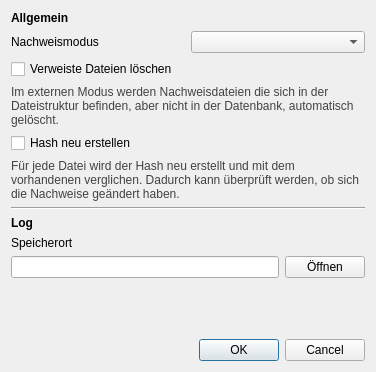
First picture: the form in ui/qmcertificateintegritycheckdialog.ui, repository Christian-Kr/QualificationMatrix, before the edit.
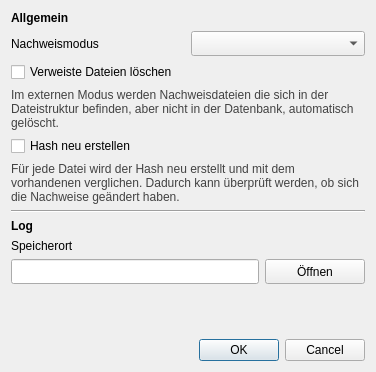
Second picture: the form after the edit.

Patch:
```diff
--- a/ui/qmcertificateintegritycheckdialog.ui
+++ b/ui/qmcertificateintegritycheckdialog.ui
@@ -94,7 +94,14 @@
     </spacer>
    </item>
    <item row="1" column="1">
-    <widget class="QComboBox" name="cbCertificateMode"/>
+    <widget class="QComboBox" name="cbCertificateMode">
+     <property name="minimumSize">
+      <size>
+       <width>0</width>
+       <height>25</height>
+      </size>
+     </property>
+    </widget>
    </item>
    <item row="2" column="0" colspan="2">
     <layout class="QVBoxLayout" name="verticalLayout">
@@ -129,7 +136,6 @@
     <widget class="QLabel" name="label_3">
      <property name="font">
       <font>
-       <weight>75</weight>
        <bold>true</bold>
       </font>
      </property>
@@ -142,6 +148,12 @@
     <layout class="QHBoxLayout" name="horizontalLayout">
      <item>
       <widget class="QLineEdit" name="leLogPath">
+       <property name="minimumSize">
+        <size>
+         <width>0</width>
+         <height>25</height>
+        </size>
+       </property>
        <property name="readOnly">
         <bool>true</bool>
        </property>
@@ -149,6 +161,12 @@
      </item>
      <item>
       <widget class="QPushButton" name="pbOpenPath">
+       <property name="minimumSize">
+        <size>
+         <width>100</width>
+         <height>25</height>
+        </size>
+       </property>
        <property name="text">
         <string>Öffnen</string>
        </property>
```
Left out of the diff: 1 changed line with no effect on the pictures.
